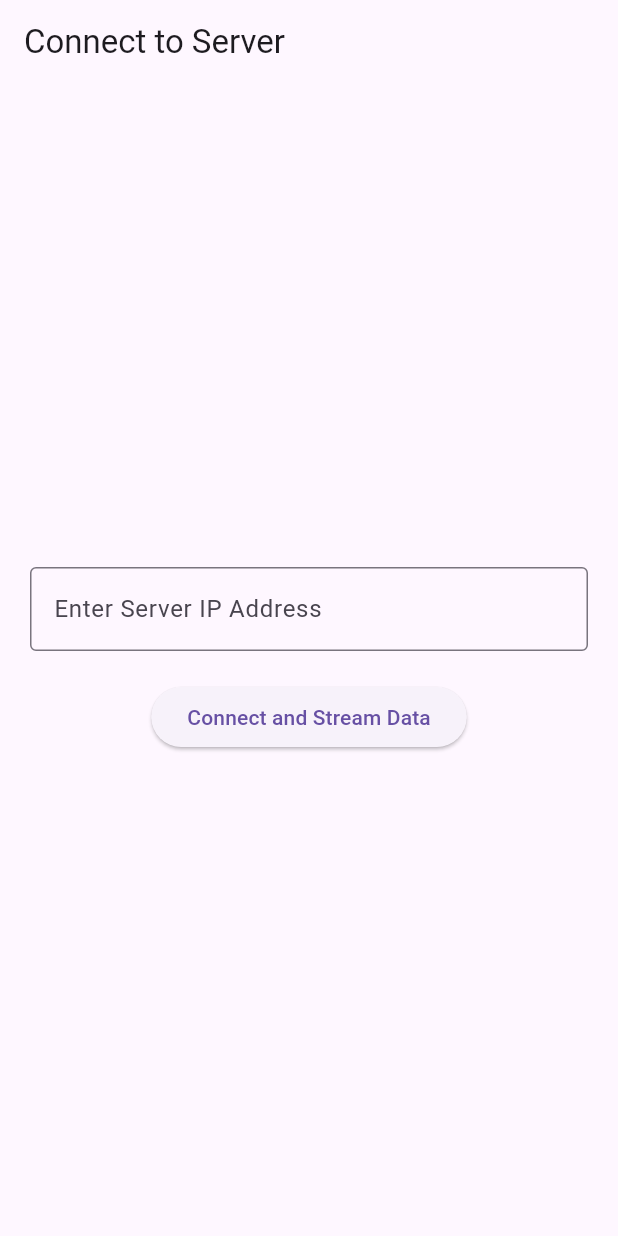
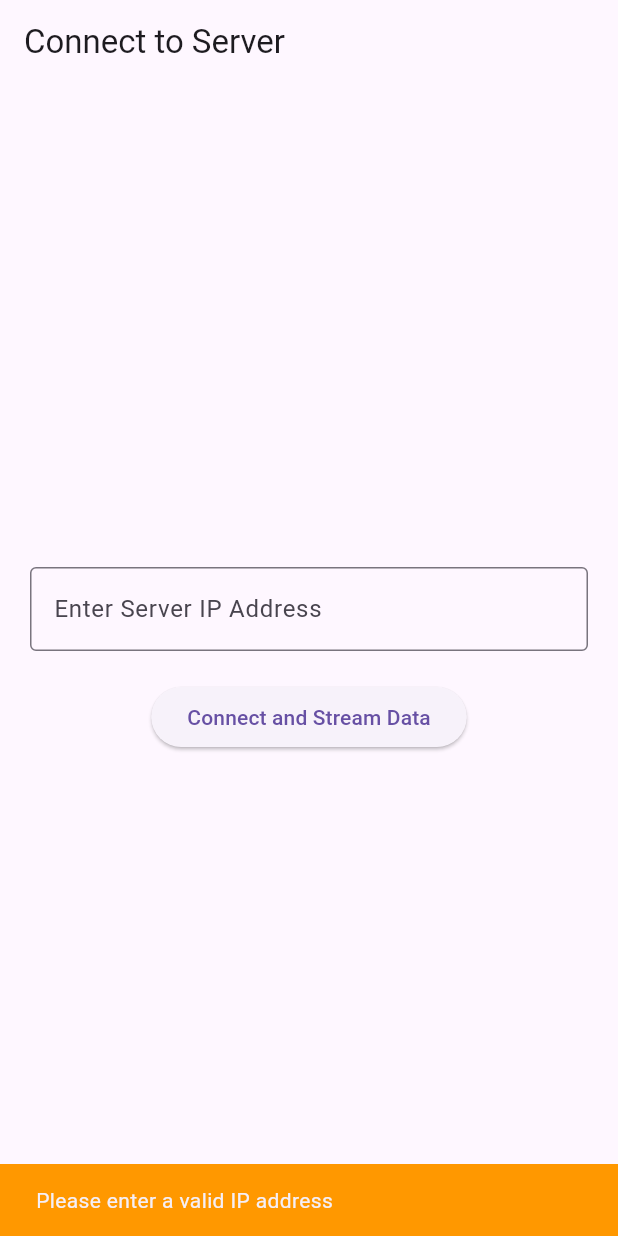
Before and after one commit to UsmanMallana/gyrosend, a Flutter app: the screen it shows after launch, after a tap on "Connect and Stream Data", on a phone screen of 412 x 824 dp. Run offline on Flutter 3.47's test engine with Material 3 defaults, Android fonts, the phone set to English and light mode, and no system bars; our stand-ins replace sensors_plus.

Commit message:
Update main.dart

```diff
--- a/lib/main.dart
+++ b/lib/main.dart
@@ -30,7 +30,15 @@ class _IpInputScreenState extends State<IpInputScreen> {
   bool _isConnecting = false;
 
   Future<void> _connect() async {
-    if (_controller.text.isEmpty) {
+    final ip = _controller.text.trim();
+
+    if (ip.isEmpty || !RegExp(r'^(\d{1,3}\.){3}\d{1,3}$').hasMatch(ip)) {
+      ScaffoldMessenger.of(context).showSnackBar(
+        const SnackBar(
+          content: Text('Please enter a valid IP address'),
+          backgroundColor: Colors.orange,
+        ),
+      );
       return;
     }
 
@@ -39,16 +47,13 @@ class _IpInputScreenState extends State<IpInputScreen> {
     });
 
     try {
-      // **Attempt to connect**
-      final channel = IOWebSocketChannel.connect(
-        Uri.parse('ws://${_controller.text}:8765'),
-        connectTimeout: const Duration(seconds: 5), // Add a timeout
-      );
+      // Manually timeout the connection after 5 seconds
+      final channel = await Future
+          .timeout(const Duration(seconds: 5), () {
+        return IOWebSocketChannel.connect('ws://$ip:8765');
+      });
 
-      // **Wait for the connection to be ready**
-      await channel.ready;
-
-      // **If successful, navigate to the next screen**
+      // Navigate if connected
       if (mounted) {
         Navigator.of(context).push(
           MaterialPageRoute(
@@ -57,7 +62,7 @@ class _IpInputScreenState extends State<IpInputScreen> {
         );
       }
     } catch (e) {
-      // **If connection fails, show an error message**
+      // Display timeout or other error
       if (mounted) {
         ScaffoldMessenger.of(context).showSnackBar(
           SnackBar(
@@ -67,7 +72,6 @@ class _IpInputScreenState extends State<IpInputScreen> {
         );
       }
     } finally {
-      // **Reset the loading state**
       if (mounted) {
         setState(() {
           _isConnecting = false;
@@ -94,7 +98,7 @@ class _IpInputScreenState extends State<IpInputScreen> {
                 hintText: 'e.g., 192.168.0.107',
                 border: OutlineInputBorder(),
               ),
-              keyboardType: TextInputType.number,
+              keyboardType: TextInputType.text, // Fix: allow dots
             ),
             const SizedBox(height: 20),
             _isConnecting
@@ -109,7 +113,6 @@ class _IpInputScreenState extends State<IpInputScreen> {
     );
   }
 }
-
 
 class SensorStreamScreen extends StatefulWidget {
   final IOWebSocketChannel channel;
@@ -126,12 +129,12 @@ class _SensorStreamScreenState extends State<SensorStreamScreen> {
   @override
   void initState() {
     super.initState();
-    // Start listening to sensor events and sending data on the provided channel
-    _accelerometerSubscription = accelerometerEvents.listen((AccelerometerEvent event) {
+
+    _accelerometerSubscription = accelerometerEvents.listen((event) {
       widget.channel.sink.add('A,${event.x},${event.y},${event.z}');
     });
 
-    _gyroscopeSubscription = gyroscopeEvents.listen((GyroscopeEvent event) {
+    _gyroscopeSubscription = gyroscopeEvents.listen((event) {
       widget.channel.sink.add('G,${event.x},${event.y},${event.z}');
     });
   }
```
